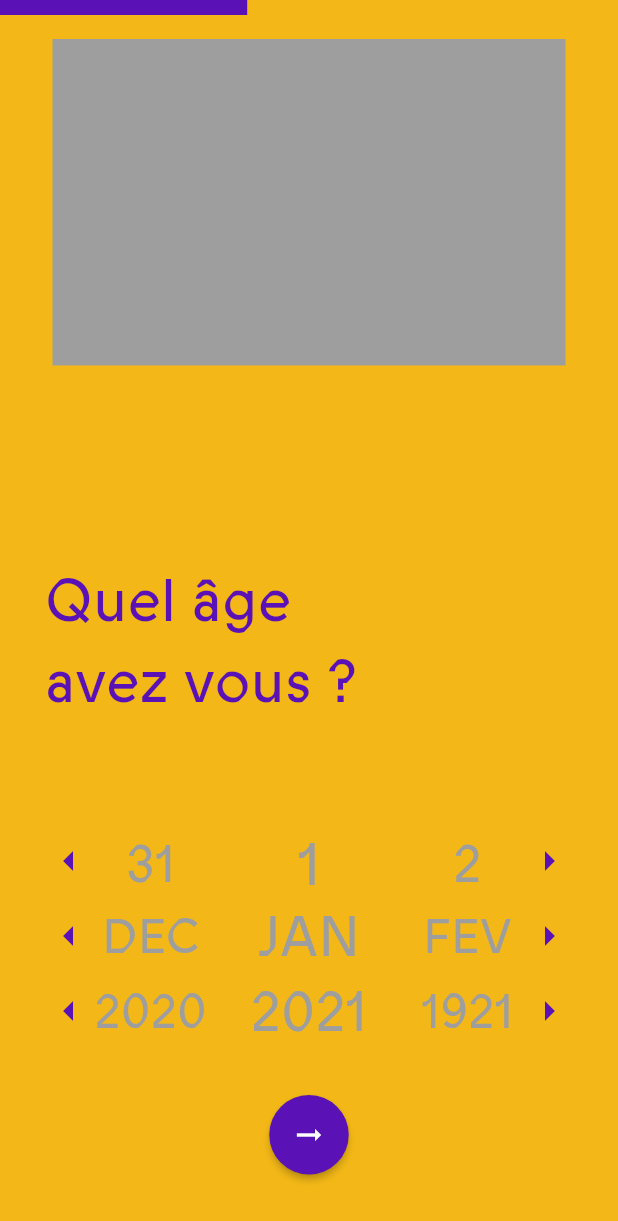
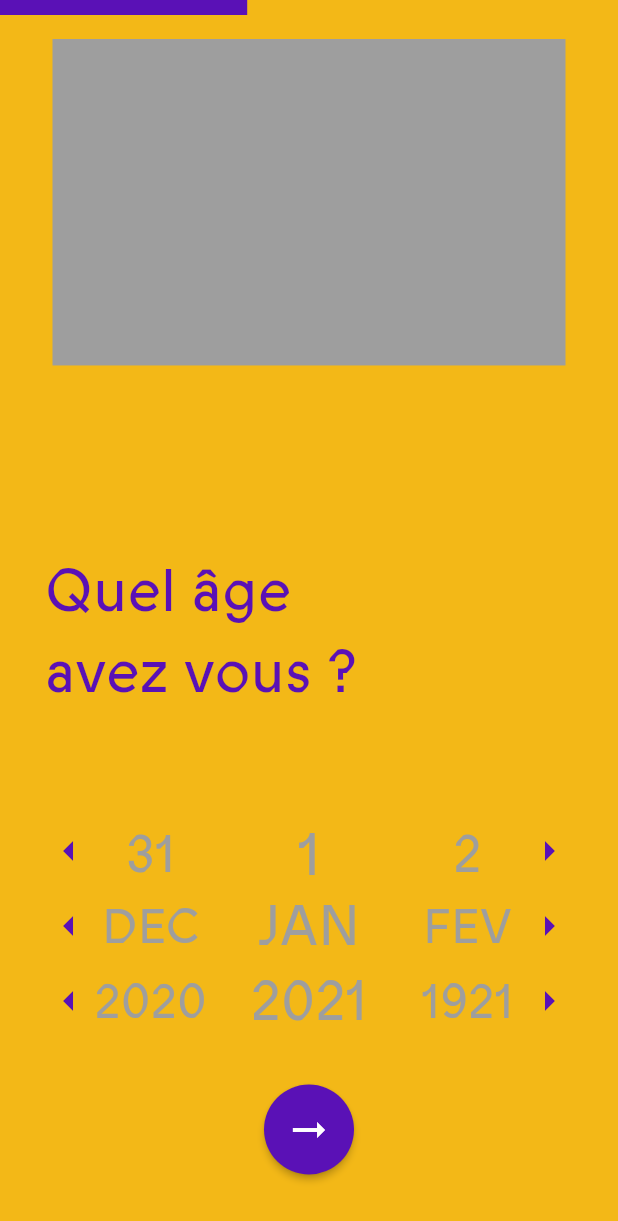
Before and after one commit to Explor-ea/exploreapp, a Flutter app: the screen it shows after launch, after a tap on "C'est parti !", on a phone screen of 412 x 824 dp. Shown: the top 1221 px of the screen. Run offline on Flutter 3.47's test engine with Material 2 defaults, Android fonts, the phone set to English and light mode, and no system bars; drawn by our look-alikes of carousel_slider; our stand-ins replace flutter_map, latlong2, shared_preferences; statements that could not run were skipped.

Commit message:
increase btn size

```diff
--- a/lib/pages/start_screens/newcomer.dart
+++ b/lib/pages/start_screens/newcomer.dart
@@ -434,9 +434,9 @@ class _NewcomerState extends State<Newcomer> {
                 style: ElevatedButton.styleFrom(
                   shape: CircleBorder(),
                   primary: ExploreaColors.purple,
-                  minimumSize: Size(315.0, 53),
+                  minimumSize: Size(60.0, 60.0),
                 ),
-                child: Icon(Icons.arrow_right_alt),
+                child: Icon(Icons.arrow_right_alt, size: 32.0),
               ),
             ),
             Container(
@@ -506,9 +506,9 @@ class _NewcomerState extends State<Newcomer> {
                   primary: this.agreedData != true
                       ? Colors.grey
                       : ExploreaColors.purple,
-                  minimumSize: Size(315.0, 53),
+                  minimumSize: Size(60.0, 60.0),
                 ),
-                child: Icon(Icons.arrow_right_alt),
+                child: Icon(Icons.arrow_right_alt, size: 32.0),
               ),
             ),
             Container(
@@ -580,9 +580,9 @@ class _NewcomerState extends State<Newcomer> {
                   primary: this.agreedAd != true
                       ? Colors.grey
                       : ExploreaColors.purple,
-                  minimumSize: Size(315.0, 53),
+                  minimumSize: Size(60.0, 60.0),
                 ),
-                child: Icon(Icons.arrow_right_alt),
+                child: Icon(Icons.arrow_right_alt, size: 32.0),
               ),
             ),
             Container(
```
